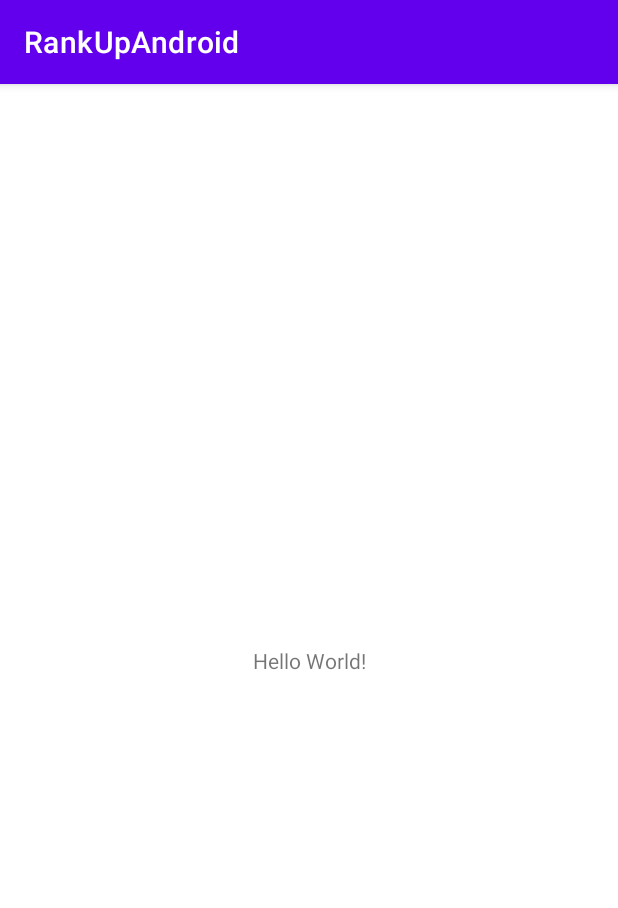
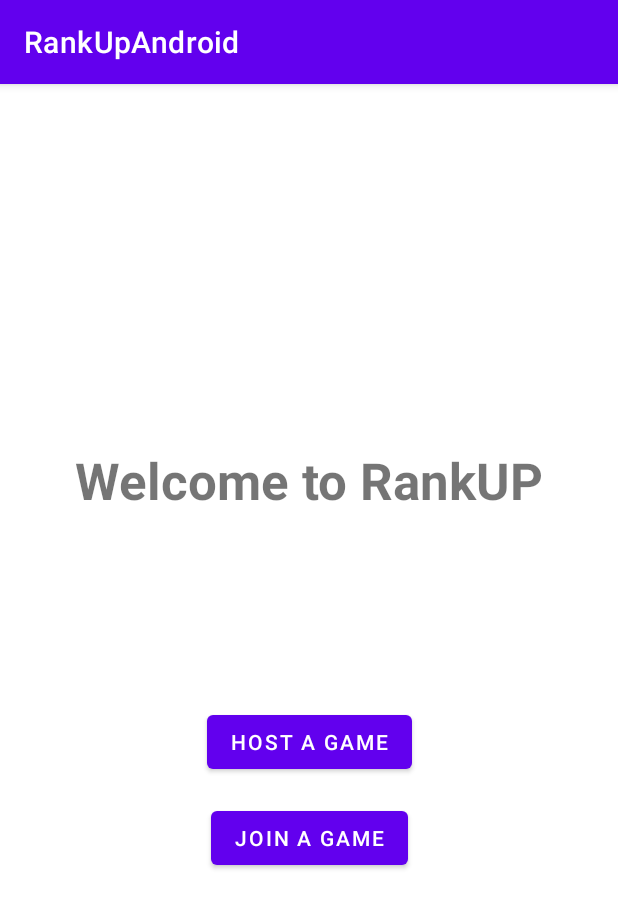
Before and after one commit to hoorayphyer/RankUpAndroid, an Android app: the screen it shows after launch (MainActivity), on a phone screen of 412 x 824 dp. Shown: the top 908 px of the screen. Run offline under Robolectric (Android 15) with nearby library versions, the phone set to English and light mode, and no system bars.

Commit message:
designed activity_main.xml

```diff
--- a/app/build.gradle
+++ b/app/build.gradle
@@ -23,6 +23,11 @@ android {
             proguardFiles getDefaultProguardFile('proguard-android-optimize.txt'), 'proguard-rules.pro'
         }
     }
+
+    buildFeatures {
+        viewBinding = true
+    }
+
     compileOptions {
         sourceCompatibility JavaVersion.VERSION_1_8
         targetCompatibility JavaVersion.VERSION_1_8
@@ -35,11 +40,11 @@ android {
 dependencies {
 
     implementation "org.jetbrains.kotlin:kotlin-stdlib:$kotlin_version"
-    implementation 'androidx.core:core-ktx:1.5.0'
+    implementation 'androidx.core:core-ktx:1.6.0'
     implementation 'androidx.appcompat:appcompat:1.3.0'
     implementation 'com.google.android.material:material:1.4.0'
     implementation 'androidx.constraintlayout:constraintlayout:2.0.4'
-    testImplementation 'junit:junit:4.+'
+    testImplementation 'junit:junit:4.13.2'
     androidTestImplementation 'androidx.test.ext:junit:1.1.3'
     androidTestImplementation 'androidx.test.espresso:espresso-core:3.4.0'
 }
--- a/app/src/main/res/layout/activity_main.xml
+++ b/app/src/main/res/layout/activity_main.xml
@@ -7,12 +7,40 @@
     tools:context=".MainActivity">
 
     <TextView
+        android:id="@+id/rankup_title"
         android:layout_width="wrap_content"
         android:layout_height="wrap_content"
-        android:text="Hello World!"
-        app:layout_constraintBottom_toBottomOf="parent"
+        android:layout_marginBottom="128dp"
+        android:text="@string/rankup_title_str"
+        android:textSize="34sp"
+        android:textStyle="bold"
+        app:layout_constraintBottom_toTopOf="@+id/host_game_button"
+        app:layout_constraintHorizontal_bias="0.5"
         app:layout_constraintLeft_toLeftOf="parent"
         app:layout_constraintRight_toRightOf="parent"
-        app:layout_constraintTop_toTopOf="parent" />
+        app:layout_constraintTop_toTopOf="parent"
+        app:layout_constraintVertical_chainStyle="packed" />
+
+    <Button
+        android:id="@+id/host_game_button"
+        android:layout_width="wrap_content"
+        android:layout_height="wrap_content"
+        android:layout_marginBottom="8dp"
+        android:text="@string/host_game_button_str"
+        app:layout_constraintBottom_toTopOf="@+id/join_game_button"
+        app:layout_constraintEnd_toEndOf="parent"
+        app:layout_constraintStart_toStartOf="parent"
+        app:layout_constraintTop_toBottomOf="@+id/rankup_title" />
+
+    <Button
+        android:id="@+id/join_game_button"
+        android:layout_width="wrap_content"
+        android:layout_height="wrap_content"
+        android:layout_marginTop="8dp"
+        android:text="@string/join_game_button_str"
+        app:layout_constraintBottom_toBottomOf="parent"
+        app:layout_constraintEnd_toEndOf="parent"
+        app:layout_constraintStart_toStartOf="parent"
+        app:layout_constraintTop_toBottomOf="@+id/host_game_button" />
 
 </androidx.constraintlayout.widget.ConstraintLayout>
--- a/app/src/main/res/values/strings.xml
+++ b/app/src/main/res/values/strings.xml
@@ -1,3 +1,6 @@
 <resources>
     <string name="app_name">RankUpAndroid</string>
+    <string name="host_game_button_str">Host A Game</string>
+    <string name="join_game_button_str">Join A Game</string>
+    <string name="rankup_title_str">Welcome to RankUP</string>
 </resources>
--- a/build.gradle
+++ b/build.gradle
@@ -6,7 +6,7 @@ buildscript {
         mavenCentral()
     }
     dependencies {
-        classpath "com.android.tools.build:gradle:4.2.1"
+        classpath "com.android.tools.build:gradle:4.2.2"
         classpath "org.jetbrains.kotlin:kotlin-gradle-plugin:$kotlin_version"
 
         // NOTE: Do not place your application dependencies here; they belong
```
